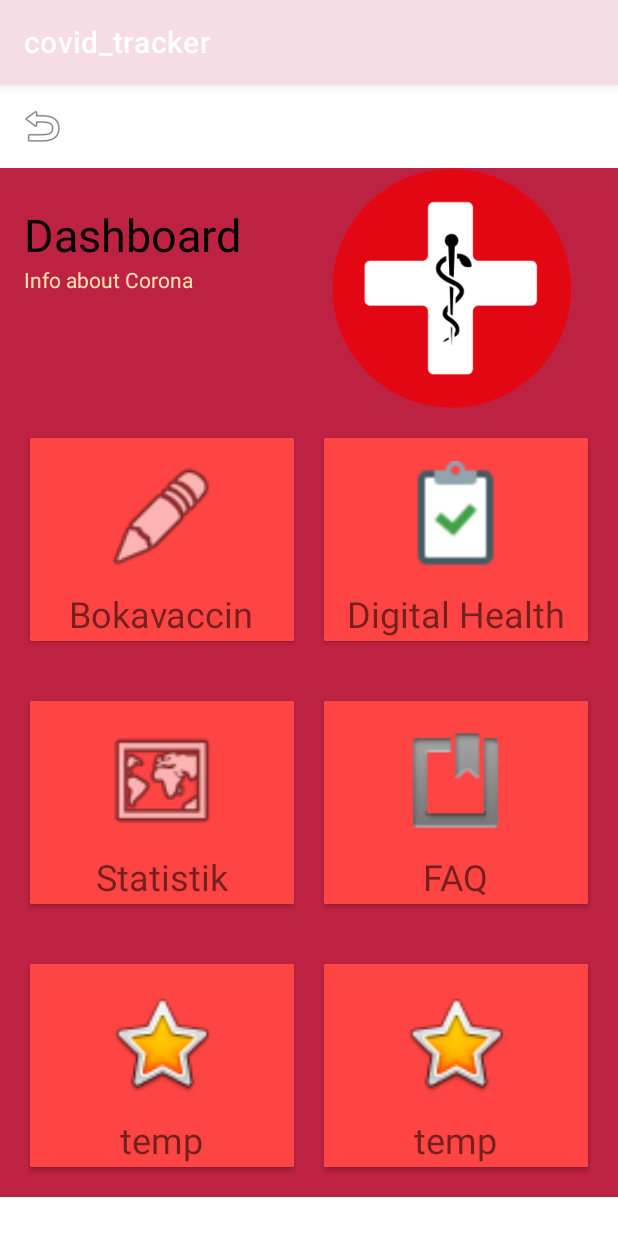
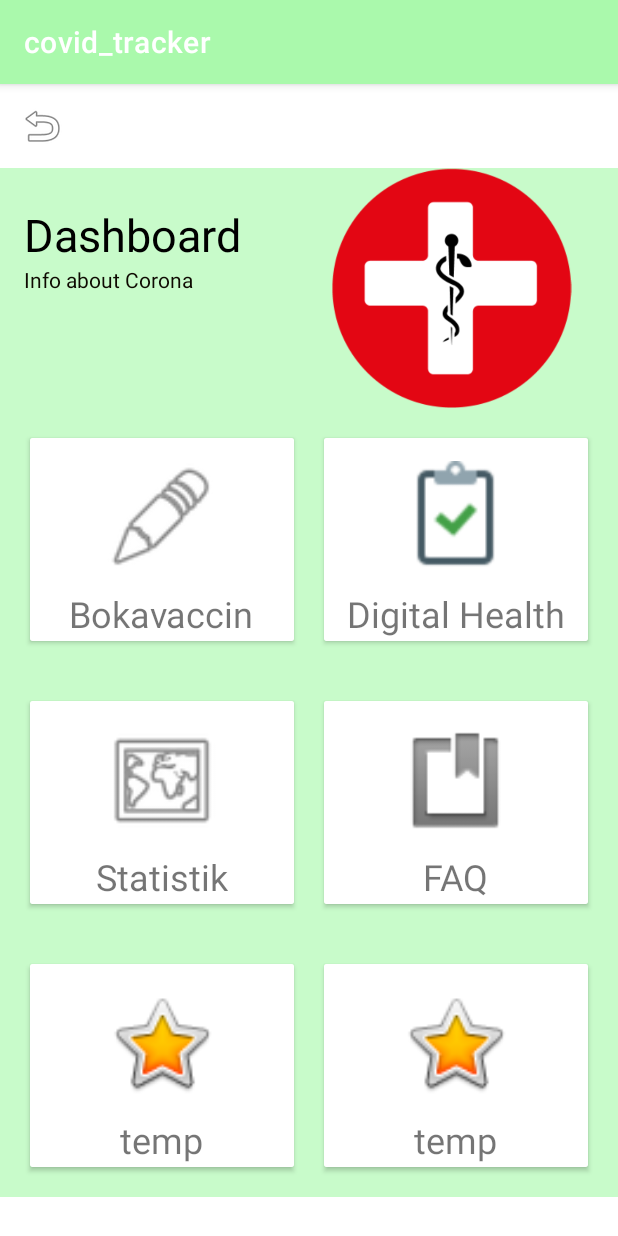
Before and after one commit to monkcs/software-engineering-project, an Android app: the screen it shows after launch (Dashboard), on a phone screen of 412 x 824 dp. Run offline under Robolectric (Android 15) with nearby library versions, the phone set to English and light mode, and no system bars.

Commit message:
bytt färg

```diff
--- a/android-app/app/src/main/res/drawable/background.xml
+++ b/android-app/app/src/main/res/drawable/background.xml
@@ -2,7 +2,7 @@
 
 <shape xmlns:android="http://schemas.android.com/apk/res/android"
 android:shape="rectangle">
-<solid android:color="@color/redish"/>
+<solid android:color="@color/light_green"/>
 <corners android:bottomLeftRadius="200dp"/>
 
 </shape>
--- a/android-app/app/src/main/res/drawable/background_bottom.xml
+++ b/android-app/app/src/main/res/drawable/background_bottom.xml
@@ -1,7 +1,7 @@
 <?xml version="1.0" encoding="utf-8"?>
 <shape xmlns:android="http://schemas.android.com/apk/res/android"
 android:shape="rectangle">
-<solid android:color="@color/redish"/>
+<solid android:color="@color/light_green"/>
 <corners android:topRightRadius="200dp"/>
 
 </shape>
--- a/android-app/app/src/main/res/layout/activity_administartorlogin.xml
+++ b/android-app/app/src/main/res/layout/activity_administartorlogin.xml
@@ -45,7 +45,7 @@
     android:layout_height="wrap_content"
 
     android:text="@string/button_login"
-    android:textColor="@color/redish"/>
+    android:textColor="@color/black"/>
 
     <TextView
         android:layout_width="match_parent"
--- a/android-app/app/src/main/res/layout/activity_dashboard.xml
+++ b/android-app/app/src/main/res/layout/activity_dashboard.xml
@@ -10,7 +10,7 @@
     <androidx.constraintlayout.widget.ConstraintLayout
         android:layout_width="match_parent"
         android:layout_height="wrap_content"
-        android:background="@color/redish">
+        android:background="@color/light_green">
 
         <androidx.appcompat.widget.Toolbar
             android:id="@+id/toolbar"
@@ -48,7 +48,7 @@
             android:layout_height="wrap_content"
             android:layout_marginStart="16dp"
             android:text="@string/info_about_corona"
-            android:textColor="#FFE0B2"
+            android:textColor="#0E0901"
             app:layout_constraintEnd_toStartOf="@+id/imageView"
             app:layout_constraintStart_toStartOf="parent"
             app:layout_constraintTop_toBottomOf="@+id/textView" />
@@ -85,7 +85,7 @@
                     android:id="@+id/bokavaccin1"
                     android:layout_width="match_parent"
                     android:layout_height="match_parent"
-                    android:background="@android:color/holo_red_light">
+                    android:background="@android:color/white">
 
                     <TextView
                         android:id="@+id/Bokavaccintext"
@@ -121,7 +121,7 @@
                     android:id="@+id/digitalHealth"
                     android:layout_width="match_parent"
                     android:layout_height="match_parent"
-                    android:background="@android:color/holo_red_light">
+                    android:background="@android:color/white">
 
                     <TextView
                         android:id="@+id/digitalhealth"
@@ -168,7 +168,7 @@
                     android:id="@+id/btn_statistics"
                     android:layout_width="match_parent"
                     android:layout_height="match_parent"
-                    android:background="@android:color/holo_red_light">
+                    android:background="@android:color/white">
 
                     <TextView
                         android:id="@+id/statistikicon"
@@ -202,7 +202,7 @@
                 <RelativeLayout
                     android:layout_width="match_parent"
                     android:layout_height="match_parent"
-                    android:background="@android:color/holo_red_light">
+                    android:background="@android:color/white">
 
                     <TextView
                         android:id="@+id/faq"
@@ -247,7 +247,7 @@
                 <RelativeLayout
                     android:layout_width="match_parent"
                     android:layout_height="match_parent"
-                    android:background="@android:color/holo_red_light">
+                    android:background="@android:color/white">
 
                     <TextView
                         android:id="@+id/textView8"
@@ -281,7 +281,7 @@
                 <RelativeLayout
                     android:layout_width="match_parent"
                     android:layout_height="match_parent"
-                    android:background="@android:color/holo_red_light">
+                    android:background="@android:color/white">
 
                     <TextView
                         android:id="@+id/textView9"
--- a/android-app/app/src/main/res/layout/activity_regristering.xml
+++ b/android-app/app/src/main/res/layout/activity_regristering.xml
@@ -119,7 +119,7 @@
         android:layout_height="wrap_content"
 
         android:text="@string/button_signUp"
-        android:textColor="@color/redish"/>
+        android:textColor="@color/black"/>
 
     <View
 
--- a/android-app/app/src/main/res/layout/login.xml
+++ b/android-app/app/src/main/res/layout/login.xml
@@ -40,7 +40,7 @@
         android:layout_height="wrap_content"
         android:text="@string/button_login"
 
-        android:textColor="@color/redish"
+        android:textColor="@color/black"
         android:id="@+id/btnLogIn"/>
 
 
@@ -61,7 +61,7 @@
             android:layout_height="wrap_content"
             android:background="@color/white"
             android:text="@string/button_signUp"
-            android:textColor="@color/redish" />
+            android:textColor="@color/black" />
 
     </LinearLayout>
 
--- a/android-app/app/src/main/res/layout/test_login.xml
+++ b/android-app/app/src/main/res/layout/test_login.xml
@@ -30,7 +30,7 @@
             android:layout_width="wrap_content"
             android:layout_height="wrap_content"
             android:layout_gravity="center"
-            android:textColor="@color/redish"
+            android:textColor="@color/black"
             android:text="@string/admin_login" />
 
     </LinearLayout>
--- a/android-app/app/src/main/res/values/colors.xml
+++ b/android-app/app/src/main/res/values/colors.xml
@@ -1,7 +1,7 @@
 <?xml version="1.0" encoding="utf-8"?>
 <resources>
     <color name="purple_200">#FFBB86FC</color>
-    <color name="purple_500">#FF6200EE</color>
+    <color name="light_green">#C8FBCA</color>
     <color name="purple_700">#FF3700B3</color>
     <color name="teal_200">#FF03DAC5</color>
     <color name="teal_700">#FF018786</color>
@@ -11,6 +11,7 @@
     <color name="redish">#be2242</color>
     <color name="lightpink">#F6DCE5</color>
     <color name="grey">#7E7E7E</color>
+    <color name="green">#aaf9ac</color>
 
 
         <color name="colorPrimary">#6200EE</color>
--- a/android-app/app/src/main/res/values/themes.xml
+++ b/android-app/app/src/main/res/values/themes.xml
@@ -2,7 +2,7 @@
     <!-- Base application theme. -->
     <style name="Theme.Covid_tracker" parent="Theme.MaterialComponents.DayNight.DarkActionBar">
         <!-- Primary brand color. -->
-        <item name="colorPrimary">@color/lightpink</item>
+        <item name="colorPrimary">@color/green</item>
         <item name="colorPrimaryVariant">@color/purple_700</item>
         <item name="colorOnPrimary">@color/white</item>
         <!-- Secondary brand color. -->
```
